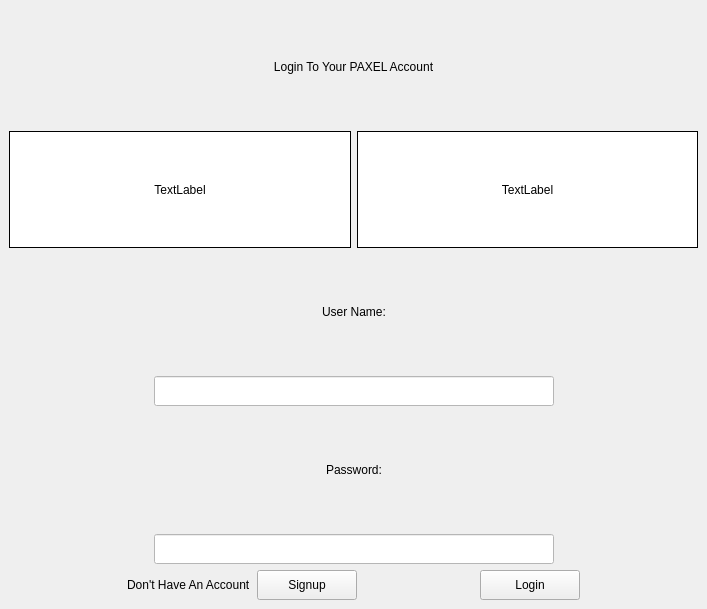
Above: Paxel/mainwindow.ui from ClownKingWalrus/PAXEL before the change. Below: the same form after it.
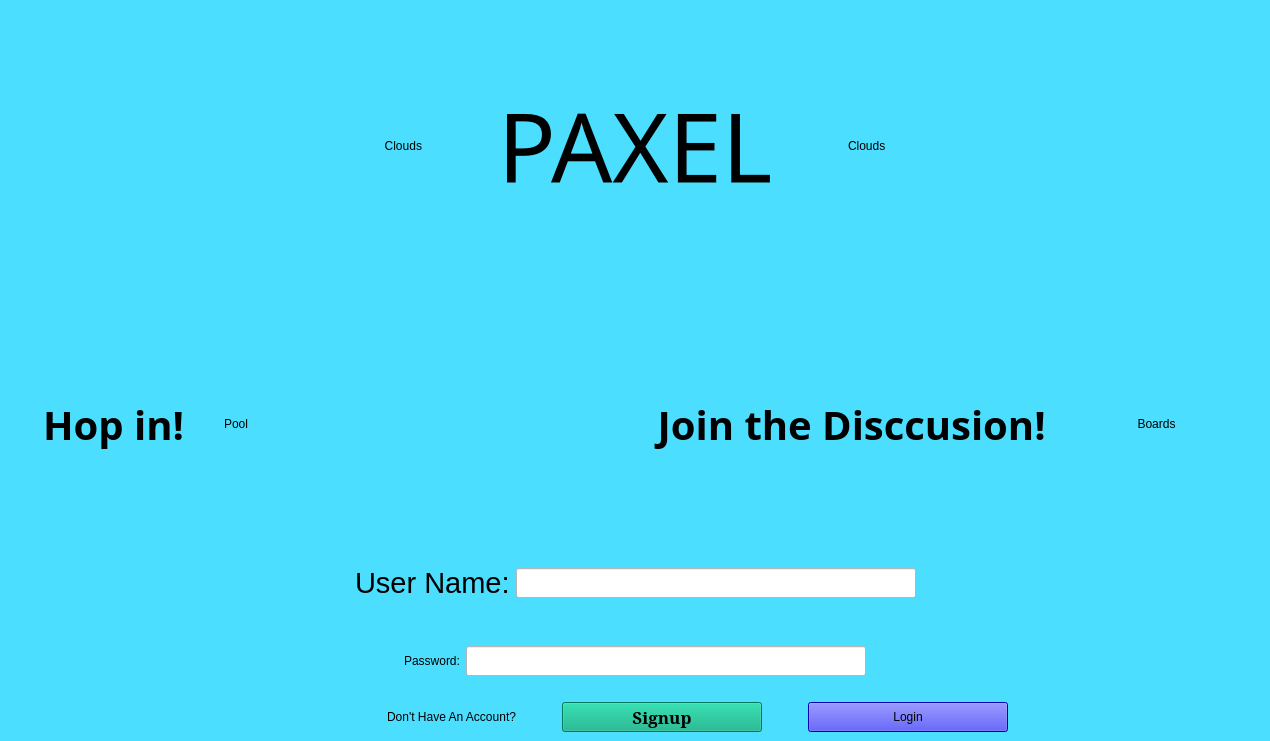
That is the form after the change.

The edit to the form file:
```diff
--- a/Paxel/mainwindow.ui
+++ b/Paxel/mainwindow.ui
@@ -6,68 +6,24 @@
    <rect>
     <x>0</x>
     <y>0</y>
-    <width>707</width>
-    <height>609</height>
+    <width>1270</width>
+    <height>741</height>
    </rect>
   </property>
   <property name="windowTitle">
    <string>MainWindow</string>
   </property>
+  <property name="styleSheet">
+   <string notr="true">background-color: rgb(75, 222, 255);</string>
+  </property>
   <widget class="QWidget" name="centralwidget">
    <layout class="QGridLayout" name="gridLayout">
     <item row="0" column="0">
-     <widget class="QLabel" name="label_3">
-      <property name="styleSheet">
-       <string notr="true">font: 40pt &quot;Bahnschrift&quot;;</string>
-      </property>
-      <property name="text">
-       <string>Login To Your PAXEL Account</string>
-      </property>
-      <property name="alignment">
-       <set>Qt::AlignmentFlag::AlignCenter</set>
-      </property>
-     </widget>
-    </item>
-    <item row="1" column="0">
-     <layout class="QHBoxLayout" name="horizontalLayout_11">
+     <layout class="QGridLayout" name="gridLayout">
+      <item row="12" column="0">
+       <layout class="QHBoxLayout" name="horizontalLayout_5">
       <item>
-       <widget class="QLabel" name="label_22">
-        <property name="styleSheet">
-         <string notr="true">background-color: rgb(255, 255, 255);</string>
-        </property>
-        <property name="frameShape">
-         <enum>QFrame::Shape::Box</enum>
-        </property>
-        <property name="text">
-         <string>TextLabel</string>
-        </property>
-        <property name="alignment">
-         <set>Qt::AlignmentFlag::AlignCenter</set>
-        </property>
-       </widget>
-      </item>
-      <item>
-       <widget class="QLabel" name="label_23">
-        <property name="styleSheet">
-         <string notr="true">background-color: rgb(255, 255, 255);</string>
-        </property>
-        <property name="frameShape">
-         <enum>QFrame::Shape::Box</enum>
-        </property>
-        <property name="text">
-         <string>TextLabel</string>
-        </property>
-        <property name="alignment">
-         <set>Qt::AlignmentFlag::AlignCenter</set>
-        </property>
-       </widget>
-      </item>
-     </layout>
-    </item>
-    <item row="2" column="0">
-     <layout class="QHBoxLayout" name="horizontalLayout_26">
-      <item>
-       <spacer name="horizontalSpacer_40">
+         <spacer name="horizontalSpacer_6">
         <property name="orientation">
          <enum>Qt::Orientation::Horizontal</enum>
         </property>
@@ -80,98 +36,15 @@
        </spacer>
       </item>
       <item>
-       <widget class="QLabel" name="UserNLabel">
-        <property name="styleSheet">
-         <string notr="true">font: 20pt &quot;Bahnschrift&quot;;</string>
-        </property>
-        <property name="text">
-         <string>User Name:</string>
-        </property>
-       </widget>
-      </item>
-      <item>
-       <spacer name="horizontalSpacer_41">
-        <property name="orientation">
-         <enum>Qt::Orientation::Horizontal</enum>
-        </property>
-        <property name="sizeHint" stdset="0">
-         <size>
-          <width>40</width>
-          <height>20</height>
-         </size>
-        </property>
-       </spacer>
-      </item>
-     </layout>
-    </item>
-    <item row="3" column="0">
-     <layout class="QHBoxLayout" name="horizontalLayout_25">
-      <item>
-       <spacer name="horizontalSpacer_38">
-        <property name="orientation">
-         <enum>Qt::Orientation::Horizontal</enum>
-        </property>
-        <property name="sizeHint" stdset="0">
-         <size>
-          <width>40</width>
-          <height>20</height>
-         </size>
-        </property>
-       </spacer>
-      </item>
-      <item>
-       <widget class="QLineEdit" name="UserName">
-        <property name="minimumSize">
-         <size>
-          <width>400</width>
-          <height>30</height>
-         </size>
-        </property>
-        <property name="maximumSize">
-         <size>
-          <width>500</width>
-          <height>16777215</height>
-         </size>
-        </property>
+         <widget class="QLabel" name="label_5">
+          <property name="sizePolicy">
+           <sizepolicy hsizetype="Preferred" vsizetype="Preferred">
+            <horstretch>0</horstretch>
+            <verstretch>0</verstretch>
+           </sizepolicy>
+          </property>
         <property name="styleSheet">
-         <string notr="true">background-color: rgb(255, 255, 255);</string>
-        </property>
-       </widget>
-      </item>
-      <item>
-       <spacer name="horizontalSpacer_39">
-        <property name="orientation">
-         <enum>Qt::Orientation::Horizontal</enum>
-        </property>
-        <property name="sizeHint" stdset="0">
-         <size>
-          <width>40</width>
-          <height>20</height>
-         </size>
-        </property>
-       </spacer>
-      </item>
-     </layout>
-    </item>
-    <item row="4" column="0">
-     <layout class="QHBoxLayout" name="horizontalLayout_24">
-      <item>
-       <spacer name="horizontalSpacer_36">
-        <property name="orientation">
-         <enum>Qt::Orientation::Horizontal</enum>
-        </property>
-        <property name="sizeHint" stdset="0">
-         <size>
-          <width>40</width>
-          <height>20</height>
-         </size>
-        </property>
-       </spacer>
-      </item>
-      <item>
-       <widget class="QLabel" name="PassWLabel">
-        <property name="styleSheet">
-         <string notr="true">font: 20pt &quot;Bahnschrift&quot;;</string>
+           <string notr="true">font: 22pt &quot;MS Sans Serif&quot;;</string>
         </property>
         <property name="text">
          <string>Password:</string>
@@ -179,37 +52,13 @@
        </widget>
       </item>
       <item>
-       <spacer name="horizontalSpacer_37">
-        <property name="orientation">
-         <enum>Qt::Orientation::Horizontal</enum>
-        </property>
-        <property name="sizeHint" stdset="0">
-         <size>
-          <width>40</width>
-          <height>20</height>
-         </size>
-        </property>
-       </spacer>
-      </item>
-     </layout>
-    </item>
-    <item row="5" column="0">
-     <layout class="QHBoxLayout" name="horizontalLayout_27">
-      <item>
-       <spacer name="horizontalSpacer_42">
-        <property name="orientation">
-         <enum>Qt::Orientation::Horizontal</enum>
-        </property>
-        <property name="sizeHint" stdset="0">
-         <size>
-          <width>40</width>
-          <height>20</height>
-         </size>
-        </property>
-       </spacer>
-      </item>
-      <item>
-       <widget class="QLineEdit" name="Password">
+         <widget class="QLineEdit" name="lineEdit_2">
+          <property name="sizePolicy">
+           <sizepolicy hsizetype="Preferred" vsizetype="Fixed">
+            <horstretch>0</horstretch>
+            <verstretch>0</verstretch>
+           </sizepolicy>
+          </property>
         <property name="minimumSize">
          <size>
           <width>400</width>
@@ -223,15 +72,71 @@
          </size>
         </property>
         <property name="styleSheet">
-         <string notr="true">background-color: rgb(255, 255, 255);</string>
-        </property>
+           <string notr="true">color: rgb(0, 0, 0);
+background-color: rgb(255, 255, 255);
+font: 9pt &quot;MS Serif&quot;;</string>
+          </property>
+         </widget>
+        </item>
+        <item>
+         <spacer name="horizontalSpacer_5">
+          <property name="orientation">
+           <enum>Qt::Orientation::Horizontal</enum>
+          </property>
+          <property name="sizeHint" stdset="0">
+           <size>
+            <width>40</width>
+            <height>20</height>
+           </size>
+          </property>
+         </spacer>
+        </item>
+       </layout>
+      </item>
+      <item row="8" column="0">
+       <layout class="QHBoxLayout" name="horizontalLayout">
+        <item>
+         <widget class="QLabel" name="label_3">
+          <property name="sizePolicy">
+           <sizepolicy hsizetype="Expanding" vsizetype="Preferred">
+            <horstretch>0</horstretch>
+            <verstretch>0</verstretch>
+           </sizepolicy>
+          </property>
+          <property name="font">
+           <font>
+            <family>Bahnschrift</family>
+            <pointsize>30</pointsize>
+            <italic>false</italic>
+            <bold>true</bold>
+           </font>
+          </property>
+          <property name="styleSheet">
+           <string notr="true">font: 700 30pt &quot;Bahnschrift&quot;;</string>
+          </property>
         <property name="text">
-         <string/>
-        </property>
+           <string>Hop in!</string>
+          </property>
+          <property name="alignment">
+           <set>Qt::AlignmentFlag::AlignCenter</set>
+          </property>
        </widget>
       </item>
       <item>
-       <spacer name="horizontalSpacer_43">
+         <widget class="QLabel" name="Pool">
+          <property name="sizePolicy">
+           <sizepolicy hsizetype="Expanding" vsizetype="Preferred">
+            <horstretch>0</horstretch>
+            <verstretch>0</verstretch>
+           </sizepolicy>
+          </property>
+          <property name="text">
+           <string>Pool</string>
+          </property>
+         </widget>
+        </item>
+        <item>
+         <spacer name="horizontalSpacer_4">
         <property name="orientation">
          <enum>Qt::Orientation::Horizontal</enum>
         </property>
@@ -243,12 +148,57 @@
         </property>
        </spacer>
       </item>
-     </layout>
-    </item>
-    <item row="6" column="0">
-     <layout class="QHBoxLayout" name="horizontalLayout_28">
+        <item>
+         <widget class="QLabel" name="label_2">
+          <property name="sizePolicy">
+           <sizepolicy hsizetype="Expanding" vsizetype="Preferred">
+            <horstretch>0</horstretch>
+            <verstretch>0</verstretch>
+           </sizepolicy>
+          </property>
+          <property name="font">
+           <font>
+            <family>Bahnschrift</family>
+            <pointsize>30</pointsize>
+            <italic>false</italic>
+            <bold>true</bold>
+           </font>
+          </property>
+          <property name="styleSheet">
+           <string notr="true">font: 700 30pt &quot;Bahnschrift&quot;;</string>
+          </property>
+          <property name="text">
+           <string> Join the Disccusion!</string>
+          </property>
+          <property name="alignment">
+           <set>Qt::AlignmentFlag::AlignCenter</set>
+          </property>
+         </widget>
+        </item>
+        <item>
+         <widget class="QLabel" name="Boards">
+          <property name="sizePolicy">
+           <sizepolicy hsizetype="Expanding" vsizetype="Preferred">
+            <horstretch>0</horstretch>
+            <verstretch>0</verstretch>
+           </sizepolicy>
+          </property>
+          <property name="text">
+           <string>Boards</string>
+          </property>
+          <property name="alignment">
+           <set>Qt::AlignmentFlag::AlignCenter</set>
+          </property>
+         </widget>
+        </item>
+       </layout>
+      </item>
+      <item row="14" column="0">
+       <layout class="QVBoxLayout" name="verticalLayout">
       <item>
-       <spacer name="horizontalSpacer_44">
+         <layout class="QHBoxLayout" name="horizontalLayout_2">
+          <item>
+           <spacer name="horizontalSpacer_9">
         <property name="orientation">
          <enum>Qt::Orientation::Horizontal</enum>
         </property>
@@ -261,17 +211,48 @@
        </spacer>
       </item>
       <item>
-       <widget class="QLabel" name="label_25">
+           <widget class="QLabel" name="label_6">
+            <property name="sizePolicy">
+             <sizepolicy hsizetype="Expanding" vsizetype="Preferred">
+              <horstretch>0</horstretch>
+              <verstretch>0</verstretch>
+             </sizepolicy>
+            </property>
         <property name="styleSheet">
          <string notr="true">font: 15pt &quot;Bahnschrift&quot;;</string>
         </property>
         <property name="text">
-         <string>Don't Have An Account</string>
+             <string>Don't Have An Account?</string>
+            </property>
+            <property name="alignment">
+             <set>Qt::AlignmentFlag::AlignRight|Qt::AlignmentFlag::AlignTrailing|Qt::AlignmentFlag::AlignVCenter</set>
         </property>
        </widget>
       </item>
+          <item>
+           <spacer name="horizontalSpacer_3">
+            <property name="orientation">
+             <enum>Qt::Orientation::Horizontal</enum>
+            </property>
+            <property name="sizeType">
+             <enum>QSizePolicy::Policy::Minimum</enum>
+            </property>
+            <property name="sizeHint" stdset="0">
+             <size>
+              <width>40</width>
+              <height>20</height>
+             </size>
+            </property>
+           </spacer>
+          </item>
       <item>
        <widget class="QPushButton" name="SignUp1">
+            <property name="sizePolicy">
+             <sizepolicy hsizetype="Expanding" vsizetype="Fixed">
+              <horstretch>0</horstretch>
+              <verstretch>0</verstretch>
+             </sizepolicy>
+            </property>
         <property name="minimumSize">
          <size>
           <width>100</width>
@@ -284,8 +265,17 @@
           <height>30</height>
          </size>
         </property>
+            <property name="font">
+             <font>
+              <family>MS Serif</family>
+              <pointsize>13</pointsize>
+              <italic>false</italic>
+              <bold>true</bold>
+             </font>
+            </property>
         <property name="styleSheet">
-         <string notr="true">font: 15pt &quot;Bahnschrift&quot;;</string>
+             <string notr="true">font: 700 13pt &quot;MS Serif&quot;;
+background-color: rgb(0, 170, 127);</string>
         </property>
         <property name="text">
          <string>Signup</string>
@@ -293,10 +283,13 @@
        </widget>
       </item>
       <item>
-       <spacer name="horizontalSpacer_45">
+           <spacer name="horizontalSpacer_10">
         <property name="orientation">
          <enum>Qt::Orientation::Horizontal</enum>
         </property>
+            <property name="sizeType">
+             <enum>QSizePolicy::Policy::Fixed</enum>
+            </property>
         <property name="sizeHint" stdset="0">
          <size>
           <width>40</width>
@@ -307,6 +300,12 @@
       </item>
       <item>
        <widget class="QPushButton" name="Login1">
+            <property name="sizePolicy">
+             <sizepolicy hsizetype="Expanding" vsizetype="Fixed">
+              <horstretch>0</horstretch>
+              <verstretch>0</verstretch>
+             </sizepolicy>
+            </property>
         <property name="minimumSize">
          <size>
           <width>100</width>
@@ -320,7 +319,8 @@
          </size>
         </property>
         <property name="styleSheet">
-         <string notr="true">font: 15pt &quot;Bahnschrift&quot;;</string>
+             <string notr="true">font: 700 13pt &quot;MS Serif&quot;;
+background-color: rgb(0, 0, 255);</string>
         </property>
         <property name="text">
          <string>Login</string>
@@ -328,7 +328,7 @@
        </widget>
       </item>
       <item>
-       <spacer name="horizontalSpacer_46">
+           <spacer name="horizontalSpacer_11">
         <property name="orientation">
          <enum>Qt::Orientation::Horizontal</enum>
         </property>
@@ -343,6 +343,205 @@
      </layout>
     </item>
    </layout>
+      </item>
+      <item row="10" column="0">
+       <layout class="QHBoxLayout" name="horizontalLayout_3">
+        <item>
+         <spacer name="horizontalSpacer_2">
+          <property name="orientation">
+           <enum>Qt::Orientation::Horizontal</enum>
+          </property>
+          <property name="sizeHint" stdset="0">
+           <size>
+            <width>40</width>
+            <height>20</height>
+           </size>
+          </property>
+         </spacer>
+        </item>
+        <item>
+         <widget class="QLabel" name="label_4">
+          <property name="sizePolicy">
+           <sizepolicy hsizetype="Preferred" vsizetype="Preferred">
+            <horstretch>0</horstretch>
+            <verstretch>0</verstretch>
+           </sizepolicy>
+          </property>
+          <property name="font">
+           <font>
+            <family>MS Sans Serif</family>
+            <pointsize>22</pointsize>
+            <italic>false</italic>
+            <bold>false</bold>
+           </font>
+          </property>
+          <property name="styleSheet">
+           <string notr="true">font: 22pt &quot;MS Sans Serif&quot;;</string>
+          </property>
+          <property name="text">
+           <string>User Name:</string>
+          </property>
+         </widget>
+        </item>
+        <item>
+         <widget class="QLineEdit" name="lineEdit">
+          <property name="sizePolicy">
+           <sizepolicy hsizetype="Preferred" vsizetype="Fixed">
+            <horstretch>0</horstretch>
+            <verstretch>0</verstretch>
+           </sizepolicy>
+          </property>
+          <property name="minimumSize">
+           <size>
+            <width>400</width>
+            <height>30</height>
+           </size>
+          </property>
+          <property name="maximumSize">
+           <size>
+            <width>500</width>
+            <height>16777215</height>
+           </size>
+          </property>
+          <property name="styleSheet">
+           <string notr="true">background-color: rgb(255, 255, 255);
+color: rgb(0, 0, 0);
+font: 9pt &quot;MS Serif&quot;;</string>
+          </property>
+          <property name="text">
+           <string/>
+          </property>
+         </widget>
+        </item>
+        <item>
+         <spacer name="horizontalSpacer">
+          <property name="orientation">
+           <enum>Qt::Orientation::Horizontal</enum>
+          </property>
+          <property name="sizeHint" stdset="0">
+           <size>
+            <width>40</width>
+            <height>20</height>
+           </size>
+          </property>
+         </spacer>
+        </item>
+       </layout>
+      </item>
+      <item row="13" column="0">
+       <layout class="QHBoxLayout" name="horizontalLayout_4">
+        <item>
+         <spacer name="horizontalSpacer_8">
+          <property name="orientation">
+           <enum>Qt::Orientation::Horizontal</enum>
+          </property>
+          <property name="sizeHint" stdset="0">
+           <size>
+            <width>40</width>
+            <height>20</height>
+           </size>
+          </property>
+         </spacer>
+        </item>
+        <item>
+         <spacer name="horizontalSpacer_7">
+          <property name="orientation">
+           <enum>Qt::Orientation::Horizontal</enum>
+          </property>
+          <property name="sizeHint" stdset="0">
+           <size>
+            <width>40</width>
+            <height>20</height>
+           </size>
+          </property>
+         </spacer>
+        </item>
+       </layout>
+      </item>
+      <item row="7" column="0">
+       <layout class="QHBoxLayout" name="horizontalLayout_9">
+        <item>
+         <widget class="QLabel" name="Clouds1">
+          <property name="sizePolicy">
+           <sizepolicy hsizetype="Expanding" vsizetype="Preferred">
+            <horstretch>0</horstretch>
+            <verstretch>0</verstretch>
+           </sizepolicy>
+          </property>
+          <property name="text">
+           <string>Clouds</string>
+          </property>
+          <property name="alignment">
+           <set>Qt::AlignmentFlag::AlignRight|Qt::AlignmentFlag::AlignTrailing|Qt::AlignmentFlag::AlignVCenter</set>
+          </property>
+         </widget>
+        </item>
+        <item>
+         <widget class="QLabel" name="Title">
+          <property name="sizePolicy">
+           <sizepolicy hsizetype="Expanding" vsizetype="Preferred">
+            <horstretch>0</horstretch>
+            <verstretch>0</verstretch>
+           </sizepolicy>
+          </property>
+          <property name="font">
+           <font>
+            <family>Bahnschrift</family>
+            <pointsize>72</pointsize>
+           </font>
+          </property>
+          <property name="text">
+           <string>PAXEL</string>
+          </property>
+          <property name="alignment">
+           <set>Qt::AlignmentFlag::AlignCenter</set>
+          </property>
+         </widget>
+        </item>
+        <item>
+         <widget class="QLabel" name="Clouds2">
+          <property name="sizePolicy">
+           <sizepolicy hsizetype="Expanding" vsizetype="Preferred">
+            <horstretch>0</horstretch>
+            <verstretch>0</verstretch>
+           </sizepolicy>
+          </property>
+          <property name="text">
+           <string>Clouds</string>
+          </property>
+         </widget>
+        </item>
+       </layout>
+      </item>
+      <item row="11" column="0">
+       <spacer name="verticalSpacer">
+        <property name="orientation">
+         <enum>Qt::Orientation::Vertical</enum>
+        </property>
+        <property name="sizeType">
+         <enum>QSizePolicy::Policy::Fixed</enum>
+        </property>
+        <property name="sizeHint" stdset="0">
+         <size>
+          <width>20</width>
+          <height>40</height>
+         </size>
+        </property>
+       </spacer>
+      </item>
+     </layout>
+    </item>
+   </layout>
+  </widget>
+  <widget class="QMenuBar" name="menubar">
+   <property name="geometry">
+    <rect>
+     <x>0</x>
+     <y>0</y>
+     <width>1270</width>
+     <height>25</height>
+    </rect>
+   </property>
   </widget>
  </widget>
  <resources/>
```
Lines whose indentation alone changed are shown as unchanged.
